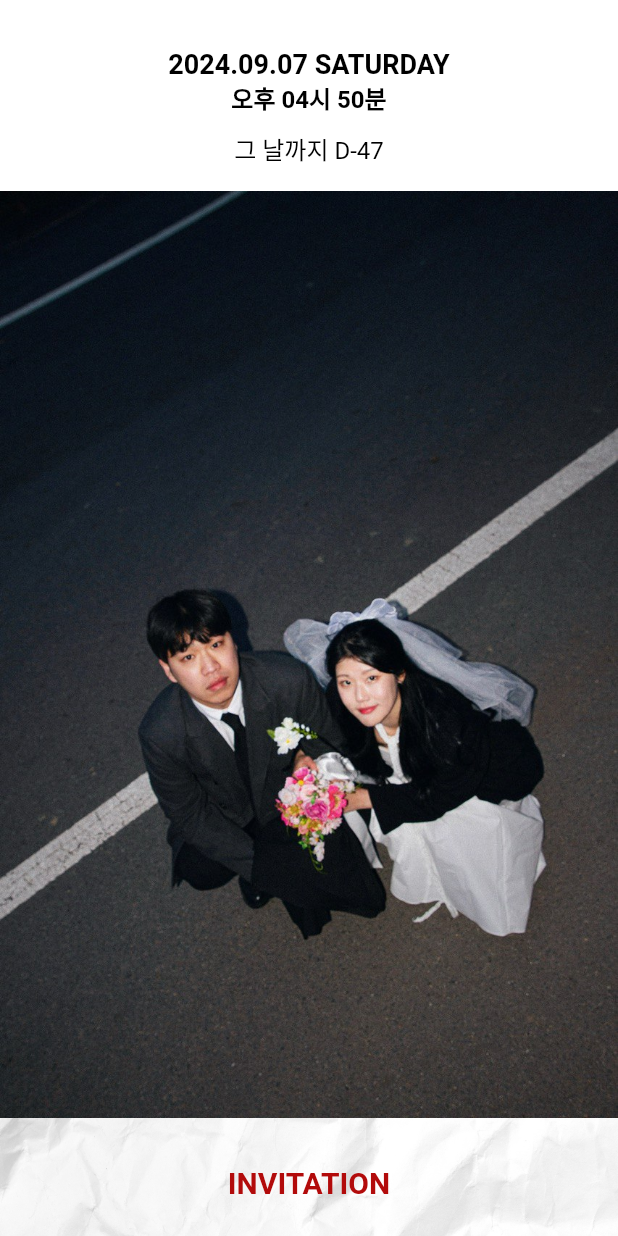
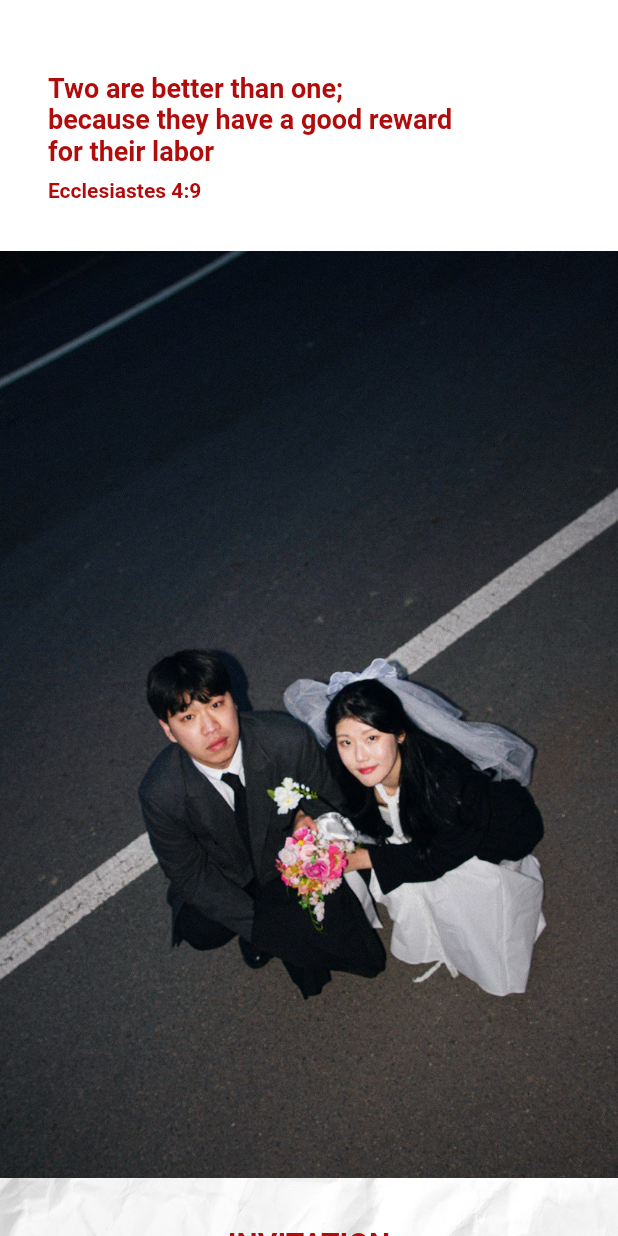
Before and after one commit to leewoooo/wedding, a Flutter app: the screen it shows after launch, on a phone screen of 412 x 824 dp. Run offline on Flutter 3.47's test engine with Material 3 defaults, Android fonts, the phone set to English and light mode, and no system bars; drawn by our look-alikes of auto_size_text; our stand-ins replace table_calendar; missing offline and left inert: dart:html; Roboto replaces fonts that are missing (NanumMyeongjo).

Commit message:
🔨 Update: apply header2 components

```diff
--- a/lib/components/calendar.dart
+++ b/lib/components/calendar.dart
@@ -1,7 +1,7 @@
 import 'package:flutter/material.dart';
 import 'package:wedding/components/commons/custom_table_calendar.dart';
 import 'package:wedding/components/commons/gap.dart';
-import 'package:wedding/components/header_text.dart';
+import 'package:wedding/components/commons/header_text.dart';
 import 'package:wedding/constants/color.dart';
 
 class Calendar extends StatelessWidget {
--- a/lib/components/contact.dart
+++ b/lib/components/contact.dart
@@ -1,7 +1,7 @@
 import 'package:flutter/material.dart';
 import 'package:flutter/services.dart';
 import 'package:wedding/components/commons/gap.dart';
-import 'package:wedding/components/header_text.dart';
+import 'package:wedding/components/commons/header_text.dart';
 import 'package:wedding/constants/color.dart';
 import 'package:wedding/models/account_tile_model.dart';
 
@@ -35,7 +35,7 @@ class Contact extends StatelessWidget {
             division: '신부',
             name: '임은하',
             accountInfoList: brideFamilyInfo,
-          )
+          ),
         ],
       ),
     );
--- a/lib/components/footer.dart
+++ b/lib/components/footer.dart
@@ -55,6 +55,7 @@ class Footer extends StatelessWidget {
                 const Icon(
                   CupertinoIcons.link,
                   size: 16.0,
+                  color: Colors.white,
                 ),
                 Gap.w8,
                 const Padding(
@@ -62,7 +63,7 @@ class Footer extends StatelessWidget {
                     vertical: 16.0,
                   ),
                   child: Text(
-                    '결혼식 링크 복사',
+                    '청첩장 링크 복사',
                   ),
                 ),
               ],
--- /dev/null
+++ b/lib/components/header2.dart
@@ -0,0 +1,39 @@
+import 'package:flutter/material.dart';
+import 'package:wedding/components/commons/gap.dart';
+import 'package:wedding/constants/color.dart';
+
+class Header2 extends StatelessWidget {
+  const Header2({super.key});
+
+  @override
+  Widget build(BuildContext context) {
+    return Container(
+      padding: const EdgeInsets.symmetric(
+        horizontal: 32.0,
+        vertical: 32.0,
+      ),
+      child: Column(
+        crossAxisAlignment: CrossAxisAlignment.stretch,
+        children: [
+          const Text(
+            'Two are better than one;\nbecause they have a good reward\nfor their labor',
+            style: TextStyle(
+              fontWeight: FontWeight.w700,
+              fontSize: 18.0,
+              color: PRIMARY_COLOR,
+            ),
+          ),
+          Gap.h8,
+          const Text(
+            'Ecclesiastes 4:9',
+            style: TextStyle(
+              fontWeight: FontWeight.w700,
+              fontSize: 14.0,
+              color: PRIMARY_COLOR,
+            ),
+          ),
+        ],
+      ),
+    );
+  }
+}
--- a/lib/components/invitation.dart
+++ b/lib/components/invitation.dart
@@ -1,6 +1,7 @@
+import 'package:flutter/cupertino.dart';
 import 'package:flutter/material.dart';
 import 'package:wedding/components/commons/gap.dart';
-import 'package:wedding/components/header_text.dart';
+import 'package:wedding/components/commons/header_text.dart';
 import 'package:wedding/constants/color.dart';
 
 class Invitation extends StatelessWidget {
--- a/lib/components/location.dart
+++ b/lib/components/location.dart
@@ -3,7 +3,7 @@ import 'dart:html' as html;
 import 'package:flutter/material.dart';
 import 'package:flutter/services.dart';
 import 'package:wedding/components/commons/gap.dart';
-import 'package:wedding/components/header_text.dart';
+import 'package:wedding/components/commons/header_text.dart';
 import 'package:wedding/constants/color.dart';
 
 class Location extends StatelessWidget {
--- a/lib/main.dart
+++ b/lib/main.dart
@@ -4,6 +4,7 @@ import 'package:wedding/components/calendar.dart';
 import 'package:wedding/components/commons/gap.dart';
 import 'package:wedding/components/contact.dart';
 import 'package:wedding/components/footer.dart';
+import 'package:wedding/components/header2.dart';
 import 'package:wedding/components/invitation.dart';
 import 'package:wedding/components/location.dart';
 import 'package:wedding/components/header.dart';
@@ -46,7 +47,7 @@ class Home extends StatelessWidget {
           mainAxisAlignment: MainAxisAlignment.center,
           children: [
             Gap.h16,
-            const Header(),
+            const Header2(),
             const _MainImage(),
             const Invitation(),
             const Location(),
```
Also changed, not shown: lib/components/commons/header_text.dart (renamed from lib/components/header_text.dart).
